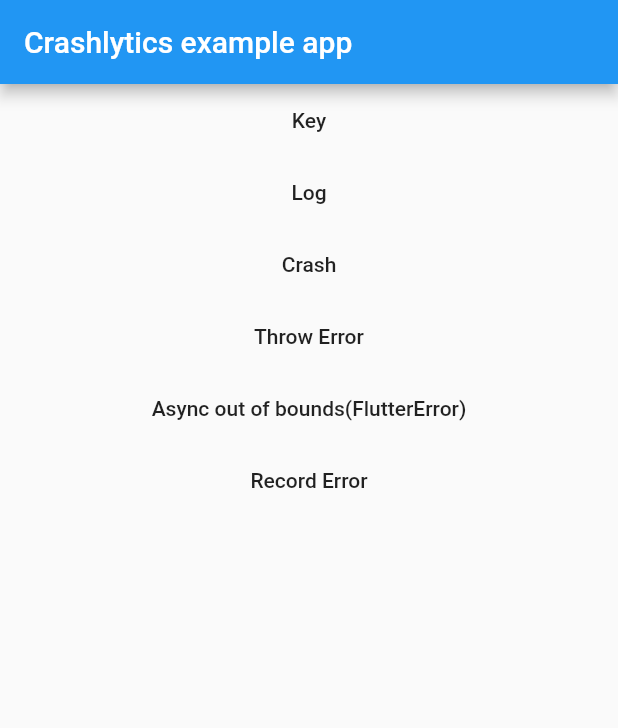
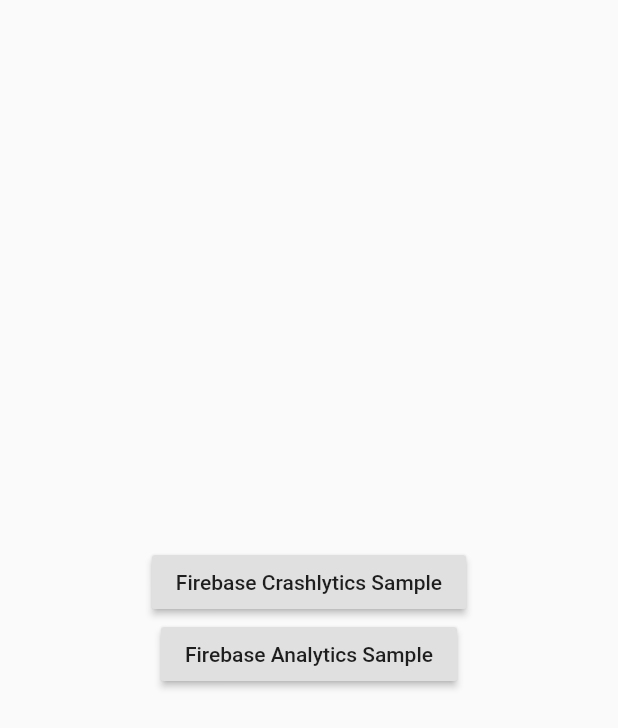
Before and after one commit to manacespereira/Flutter_Crashlytics_Analytics_Sample, a Flutter app: the screen it shows after launch, on a phone screen of 412 x 824 dp. Shown: the top 728 px of the screen. Run offline on Flutter 3.47's test engine with Material 2 defaults, Android fonts, the phone set to English and light mode, and no system bars; our stand-ins replace firebase_analytics, firebase_crashlytics; accounts and stored records are empty.

Commit message:
Firebase Analytics 샘플 생성

```diff
--- a/lib/main.dart
+++ b/lib/main.dart
@@ -2,6 +2,11 @@ import 'dart:async';
 
 import 'package:flutter/material.dart';
 import 'package:firebase_crashlytics/firebase_crashlytics.dart';
+import 'package:firebase_analytics/firebase_analytics.dart';
+import 'package:firebase_analytics/observer.dart';
+import 'package:flutter_firebase_sample/anlytics/analytics_page.dart';
+import 'package:flutter_firebase_sample/anlytics/tabs_page.dart';
+import 'package:flutter_firebase_sample/crashlytics/crash_page.dart';
 
 void main() {
   // Set `enableInDevMode` to true to see reports while in debug mode
@@ -14,80 +19,64 @@ void main() {
   FlutterError.onError = Crashlytics.instance.recordFlutterError;
 
   runZoned(() {
-    runApp(CrashyApp());
+    runApp(MyApp());
   }, onError: Crashlytics.instance.recordError);
 }
 
-class CrashyApp extends StatefulWidget {
+class MyApp extends StatefulWidget {
+  static FirebaseAnalytics analytics = FirebaseAnalytics();
+  static FirebaseAnalyticsObserver observer =
+      FirebaseAnalyticsObserver(analytics: analytics);
+
   @override
-  _CrashyAppState createState() => _CrashyAppState();
+  _MyAppState createState() => _MyAppState(analytics, observer);
 }
 
-class _CrashyAppState extends State<CrashyApp> {
-  @override
-  void initState() {
-    super.initState();
-  }
+class _MyAppState extends State<MyApp> {
+  final FirebaseAnalytics analytics;
+  final FirebaseAnalyticsObserver observer;
+
+  _MyAppState(this.analytics, this.observer);
 
   @override
   Widget build(BuildContext context) {
     return MaterialApp(
-      home: Scaffold(
-        appBar: AppBar(
-          title: const Text('Crashlytics example app'),
-        ),
-        body: Center(
-          child: Column(
-            children: <Widget>[
-              FlatButton(
-                  child: const Text('Key'),
-                  onPressed: () {
-                    Crashlytics.instance.setString('foo', 'bar');
-                  }),
-              FlatButton(
-                  child: const Text('Log'),
-                  onPressed: () {
-                    Crashlytics.instance.log('baz');
-                  }),
-              FlatButton(
-                  child: const Text('Crash'),
-                  onPressed: () {
-                    // Use Crashlytics to throw an error. Use this for
-                    // confirmation that errors are being correctly reported.
-                    Crashlytics.instance.crash();
-                  }),
-              FlatButton(
-                  child: const Text('Throw Error'),
-                  onPressed: () {
-                    // Example of thrown error, it will be caught and sent to
-                    // Crashlytics.
-                    throw StateError('Uncaught error thrown by app.');
-                  }),
-              FlatButton(
-                  child: const Text('Async out of bounds(FlutterError)'),
-                  onPressed: () {
-                    // Example of an exception that does not get caught
-                    // by `FlutterError.onError` but is caught by the `onError` handler of
-                    // `runZoned`.
-                    Future<void>.delayed(const Duration(seconds: 2), () {
-                      final List<int> list = <int>[];
-                      print(list[100]);
-                    });
-                  }),
-              FlatButton(
-                  child: const Text('Record Error'),
-                  onPressed: () {
-                    try {
-                      throw 'error_example';
-                    } catch (e, s) {
-                      // "context" will append the word "thrown" in the
-                      // Crashlytics console.
-                      Crashlytics.instance
-                          .recordError(e, s, context: 'as an example');
-                    }
-                  }),
-            ],
-          ),
+      theme: ThemeData(
+        primarySwatch: Colors.blue,
+      ),
+      home: Home(),
+      routes: {
+        CrashlyticsPage.ROUTE: (context) => CrashlyticsPage(),
+        AnalyticsPage.ROUTE: (context) => AnalyticsPage(
+              analytics: analytics,
+              observer: observer,
+            ),
+        TabsPage.ROUTE: (context) => TabsPage(observer),
+      },
+      navigatorObservers: <NavigatorObserver>[observer],
+    );
+  }
+}
+
+class Home extends StatelessWidget {
+  @override
+  Widget build(BuildContext context) {
+    return Scaffold(
+      body: Center(
+        child: Column(
+          mainAxisAlignment: MainAxisAlignment.center,
+          children: <Widget>[
+            RaisedButton(
+              child: Text('Firebase Crashlytics Sample'),
+              onPressed: () =>
+                  Navigator.of(context).pushNamed(CrashlyticsPage.ROUTE),
+            ),
+            RaisedButton(
+              child: Text('Firebase Analytics Sample'),
+              onPressed: () =>
+                  Navigator.of(context).pushNamed(AnalyticsPage.ROUTE),
+            )
+          ],
         ),
       ),
     );
--- a/pubspec.yaml
+++ b/pubspec.yaml
@@ -25,6 +25,7 @@ dependencies:
   # Use with the CupertinoIcons class for iOS style icons.
   cupertino_icons: ^0.1.2
   firebase_crashlytics: ^0.1.2+5
+  firebase_analytics: ^5.0.11
 
 dev_dependencies:
   flutter_test:
```
Also changed, not shown: lib/anlytics/analytics_page.dart (added, +282 -0 lines), lib/anlytics/tabs_page.dart (added, +91 -0 lines), lib/crashlytics/crash_page.dart (added, +78 -0 lines), pubspec.lock, 4 other files.
